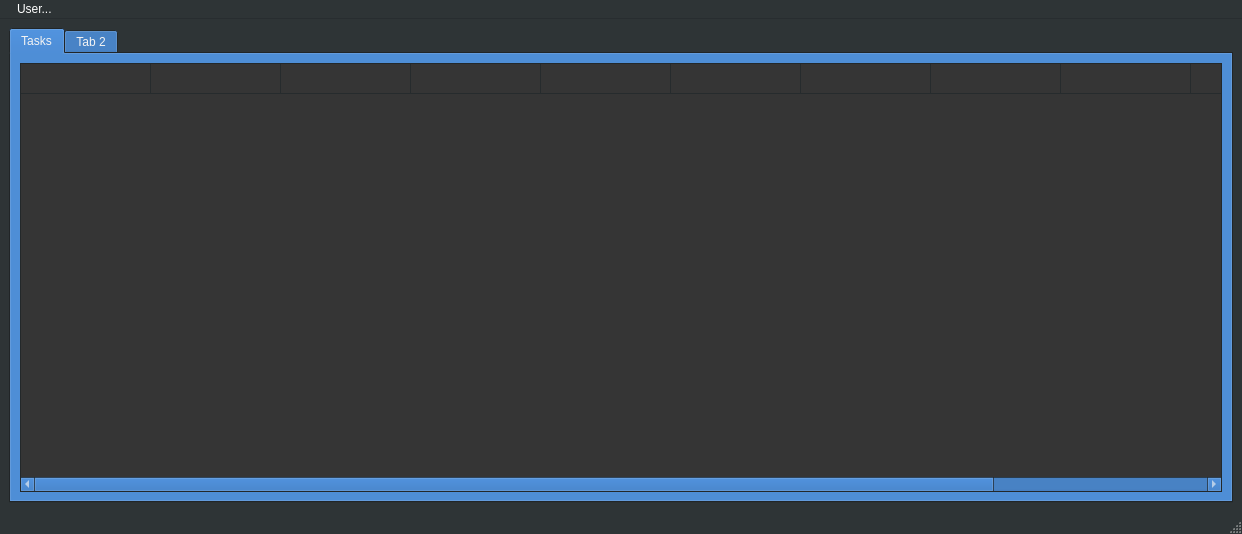
First picture: the form in mainwindow.ui, repository Sollerus/QT_Lab_6-7, before the edit.
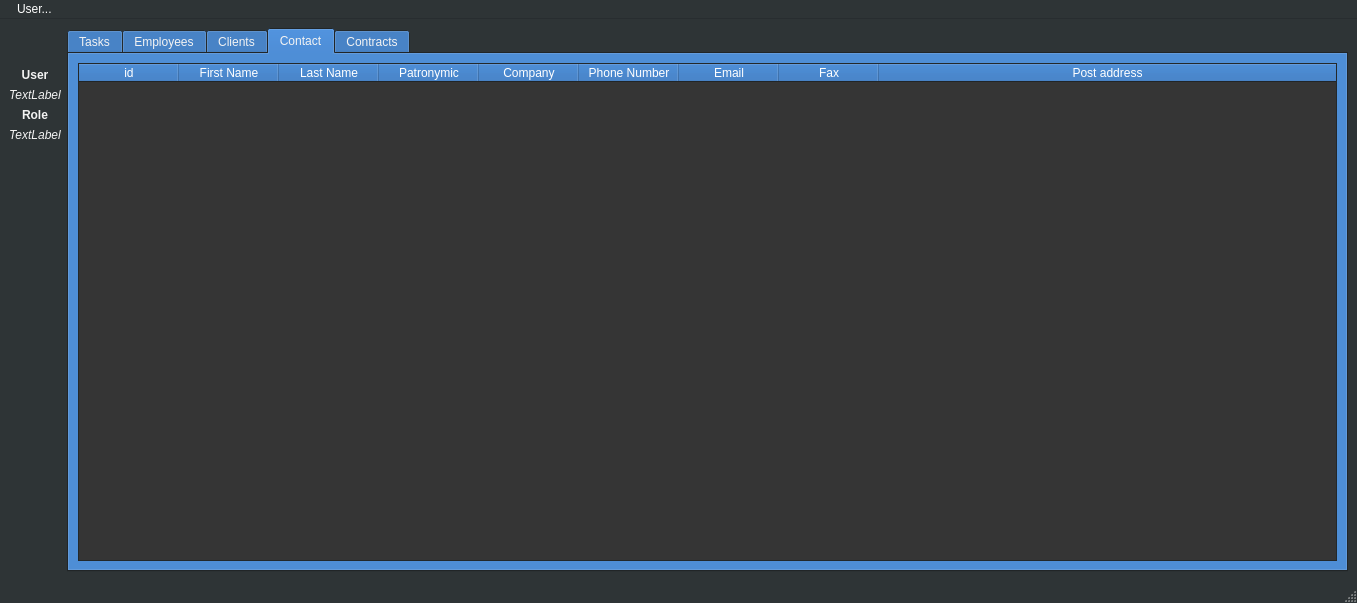
Second picture: the form after the edit. The open tabs and pages were chosen to show the change.

Patch:
```diff
--- a/mainwindow.ui
+++ b/mainwindow.ui
@@ -6,8 +6,8 @@
    <rect>
     <x>0</x>
     <y>0</y>
-    <width>1242</width>
-    <height>534</height>
+    <width>1357</width>
+    <height>603</height>
    </rect>
   </property>
   <property name="palette">
@@ -456,9 +456,105 @@
    <string>MainWindow</string>
   </property>
   <widget class="QWidget" name="centralwidget">
-   <layout class="QVBoxLayout" name="verticalLayout">
+   <layout class="QHBoxLayout" name="horizontalLayout_2">
     <item>
-     <widget class="QTabWidget" name="tabWidget">
+     <layout class="QVBoxLayout" name="verticalLayout">
+      <item>
+       <spacer name="verticalSpacer_2">
+        <property name="orientation">
+         <enum>Qt::Vertical</enum>
+        </property>
+        <property name="sizeType">
+         <enum>QSizePolicy::Minimum</enum>
+        </property>
+        <property name="sizeHint" stdset="0">
+         <size>
+          <width>20</width>
+          <height>40</height>
+         </size>
+        </property>
+       </spacer>
+      </item>
+      <item>
+       <widget class="QLabel" name="userLabel">
+        <property name="font">
+         <font>
+          <weight>75</weight>
+          <italic>false</italic>
+          <bold>true</bold>
+         </font>
+        </property>
+        <property name="text">
+         <string>User</string>
+        </property>
+        <property name="alignment">
+         <set>Qt::AlignCenter</set>
+        </property>
+       </widget>
+      </item>
+      <item>
+       <widget class="QLabel" name="currentUserLabel">
+        <property name="font">
+         <font>
+          <italic>true</italic>
+         </font>
+        </property>
+        <property name="text">
+         <string>TextLabel</string>
+        </property>
+        <property name="alignment">
+         <set>Qt::AlignCenter</set>
+        </property>
+       </widget>
+      </item>
+      <item>
+       <widget class="QLabel" name="roleLabel">
+        <property name="font">
+         <font>
+          <weight>75</weight>
+          <bold>true</bold>
+         </font>
+        </property>
+        <property name="text">
+         <string>Role</string>
+        </property>
+        <property name="alignment">
+         <set>Qt::AlignCenter</set>
+        </property>
+       </widget>
+      </item>
+      <item>
+       <widget class="QLabel" name="currentRoleLabel">
+        <property name="font">
+         <font>
+          <italic>true</italic>
+         </font>
+        </property>
+        <property name="text">
+         <string>TextLabel</string>
+        </property>
+        <property name="alignment">
+         <set>Qt::AlignCenter</set>
+        </property>
+       </widget>
+      </item>
+      <item>
+       <spacer name="verticalSpacer">
+        <property name="orientation">
+         <enum>Qt::Vertical</enum>
+        </property>
+        <property name="sizeHint" stdset="0">
+         <size>
+          <width>20</width>
+          <height>40</height>
+         </size>
+        </property>
+       </spacer>
+      </item>
+     </layout>
+    </item>
+    <item>
+     <widget class="QTabWidget" name="contractsTabWidget">
       <property name="accessibleName">
        <string/>
       </property>
@@ -568,14 +664,14 @@
           <attribute name="verticalHeaderStretchLastSection">
            <bool>false</bool>
           </attribute>
-          <row>
+          <column>
            <property name="text">
-            <string>1</string>
+            <string>id</string>
            </property>
            <property name="textAlignment">
-            <set>AlignLeading|AlignVCenter</set>
+            <set>AlignCenter</set>
            </property>
-          </row>
+          </column>
           <column>
            <property name="text">
             <string>Task creator</string>
@@ -671,12 +767,282 @@
           </column>
          </widget>
         </item>
+        <item>
+         <layout class="QHBoxLayout" name="horizontalLayout">
+          <item>
+           <spacer name="horizontalSpacer">
+            <property name="orientation">
+             <enum>Qt::Horizontal</enum>
+            </property>
+            <property name="sizeType">
+             <enum>QSizePolicy::Preferred</enum>
+            </property>
+            <property name="sizeHint" stdset="0">
+             <size>
+              <width>1100</width>
+              <height>20</height>
+             </size>
+            </property>
+           </spacer>
+          </item>
+          <item>
+           <widget class="QPushButton" name="newTaskPushButton">
+            <property name="text">
+             <string>New task</string>
+            </property>
+           </widget>
+          </item>
+         </layout>
+        </item>
+       </layout>
+      </widget>
+      <widget class="QWidget" name="EmployeesTab">
+       <attribute name="title">
+        <string>Employees</string>
+       </attribute>
+       <layout class="QVBoxLayout" name="verticalLayout_3">
+        <item>
+         <widget class="QTableWidget" name="employeesTableWidget">
+          <property name="sizeAdjustPolicy">
+           <enum>QAbstractScrollArea::AdjustToContents</enum>
+          </property>
+          <property name="editTriggers">
+           <set>QAbstractItemView::AnyKeyPressed|QAbstractItemView::EditKeyPressed</set>
+          </property>
+          <property name="sortingEnabled">
+           <bool>true</bool>
+          </property>
+          <attribute name="horizontalHeaderCascadingSectionResizes">
+           <bool>false</bool>
+          </attribute>
+          <attribute name="horizontalHeaderHighlightSections">
+           <bool>true</bool>
+          </attribute>
+          <attribute name="horizontalHeaderShowSortIndicator" stdset="0">
+           <bool>true</bool>
+          </attribute>
+          <attribute name="horizontalHeaderStretchLastSection">
+           <bool>true</bool>
+          </attribute>
+          <attribute name="verticalHeaderVisible">
+           <bool>false</bool>
+          </attribute>
+          <column>
+           <property name="text">
+            <string>id</string>
+           </property>
+           <property name="textAlignment">
+            <set>AlignCenter</set>
+           </property>
+          </column>
+          <column>
+           <property name="text">
+            <string>First Name</string>
+           </property>
+           <property name="textAlignment">
+            <set>AlignCenter</set>
+           </property>
+          </column>
+          <column>
+           <property name="text">
+            <string>Last Name</string>
+           </property>
+           <property name="textAlignment">
+            <set>AlignCenter</set>
+           </property>
+          </column>
+          <column>
+           <property name="text">
+            <string>Patronymic</string>
+           </property>
+           <property name="textAlignment">
+            <set>AlignCenter</set>
+           </property>
+          </column>
+          <column>
+           <property name="text">
+            <string>Position</string>
+           </property>
+           <property name="textAlignment">
+            <set>AlignCenter</set>
+           </property>
+          </column>
+         </widget>
+        </item>
+       </layout>
+      </widget>
+      <widget class="QWidget" name="clientsTab">
+       <attribute name="title">
+        <string>Clients</string>
+       </attribute>
+       <layout class="QVBoxLayout" name="verticalLayout_4">
+        <item>
+         <widget class="QTableWidget" name="clientsTableWidget">
+          <property name="sortingEnabled">
+           <bool>true</bool>
+          </property>
+          <attribute name="horizontalHeaderShowSortIndicator" stdset="0">
+           <bool>true</bool>
+          </attribute>
+          <attribute name="horizontalHeaderStretchLastSection">
+           <bool>true</bool>
+          </attribute>
+          <attribute name="verticalHeaderVisible">
+           <bool>false</bool>
+          </attribute>
+          <column>
+           <property name="text">
+            <string>id</string>
+           </property>
+          </column>
+          <column>
+           <property name="text">
+            <string>Company Name</string>
+           </property>
+          </column>
+          <column>
+           <property name="text">
+            <string>Phone Number</string>
+           </property>
+          </column>
+          <column>
+           <property name="text">
+            <string>Email</string>
+           </property>
+          </column>
+          <column>
+           <property name="text">
+            <string>Address</string>
+           </property>
+          </column>
+          <column>
+           <property name="text">
+            <string>Fax</string>
+           </property>
+          </column>
+          <column>
+           <property name="text">
+            <string>Post address</string>
+           </property>
+          </column>
+         </widget>
+        </item>
        </layout>
       </widget>
       <widget class="QWidget" name="tab_2">
        <attribute name="title">
-        <string>Tab 2</string>
+        <string>Contact</string>
        </attribute>
+       <layout class="QVBoxLayout" name="verticalLayout_5">
+        <item>
+         <widget class="QTableWidget" name="contactsTableWidget">
+          <property name="sortingEnabled">
+           <bool>true</bool>
+          </property>
+          <attribute name="horizontalHeaderShowSortIndicator" stdset="0">
+           <bool>true</bool>
+          </attribute>
+          <attribute name="horizontalHeaderStretchLastSection">
+           <bool>true</bool>
+          </attribute>
+          <attribute name="verticalHeaderVisible">
+           <bool>false</bool>
+          </attribute>
+          <column>
+           <property name="text">
+            <string>id</string>
+           </property>
+          </column>
+          <column>
+           <property name="text">
+            <string>First Name</string>
+           </property>
+          </column>
+          <column>
+           <property name="text">
+            <string>Last Name</string>
+           </property>
+          </column>
+          <column>
+           <property name="text">
+            <string>Patronymic</string>
+           </property>
+          </column>
+          <column>
+           <property name="text">
+            <string>Company</string>
+           </property>
+          </column>
+          <column>
+           <property name="text">
+            <string>Phone Number</string>
+           </property>
+          </column>
+          <column>
+           <property name="text">
+            <string>Email</string>
+           </property>
+          </column>
+          <column>
+           <property name="text">
+            <string>Fax</string>
+           </property>
+          </column>
+          <column>
+           <property name="text">
+            <string>Post address</string>
+           </property>
+          </column>
+         </widget>
+        </item>
+       </layout>
+      </widget>
+      <widget class="QWidget" name="tab">
+       <attribute name="title">
+        <string>Contracts</string>
+       </attribute>
+       <layout class="QVBoxLayout" name="verticalLayout_6">
+        <item>
+         <widget class="QTableWidget" name="contractsTableWidget">
+          <property name="sortingEnabled">
+           <bool>true</bool>
+          </property>
+          <attribute name="horizontalHeaderShowSortIndicator" stdset="0">
+           <bool>true</bool>
+          </attribute>
+          <attribute name="horizontalHeaderStretchLastSection">
+           <bool>true</bool>
+          </attribute>
+          <attribute name="verticalHeaderVisible">
+           <bool>false</bool>
+          </attribute>
+          <column>
+           <property name="text">
+            <string>Id</string>
+           </property>
+           <property name="textAlignment">
+            <set>AlignCenter</set>
+           </property>
+          </column>
+          <column>
+           <property name="text">
+            <string>Company</string>
+           </property>
+           <property name="textAlignment">
+            <set>AlignCenter</set>
+           </property>
+          </column>
+          <column>
+           <property name="text">
+            <string>Description</string>
+           </property>
+           <property name="textAlignment">
+            <set>AlignCenter</set>
+           </property>
+          </column>
+         </widget>
+        </item>
+       </layout>
       </widget>
      </widget>
     </item>
@@ -687,7 +1053,7 @@
     <rect>
      <x>0</x>
      <y>0</y>
-     <width>1242</width>
+     <width>1357</width>
      <height>22</height>
     </rect>
    </property>
```
Left out of the diff: 2 changed lines with no effect on the pictures.
